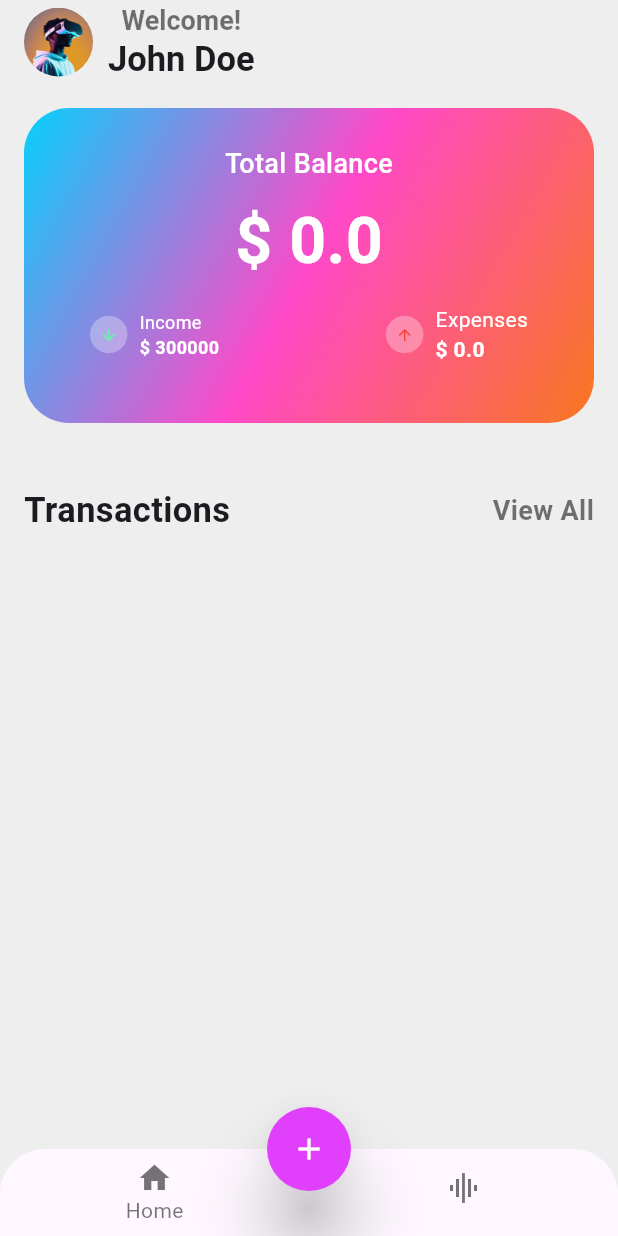
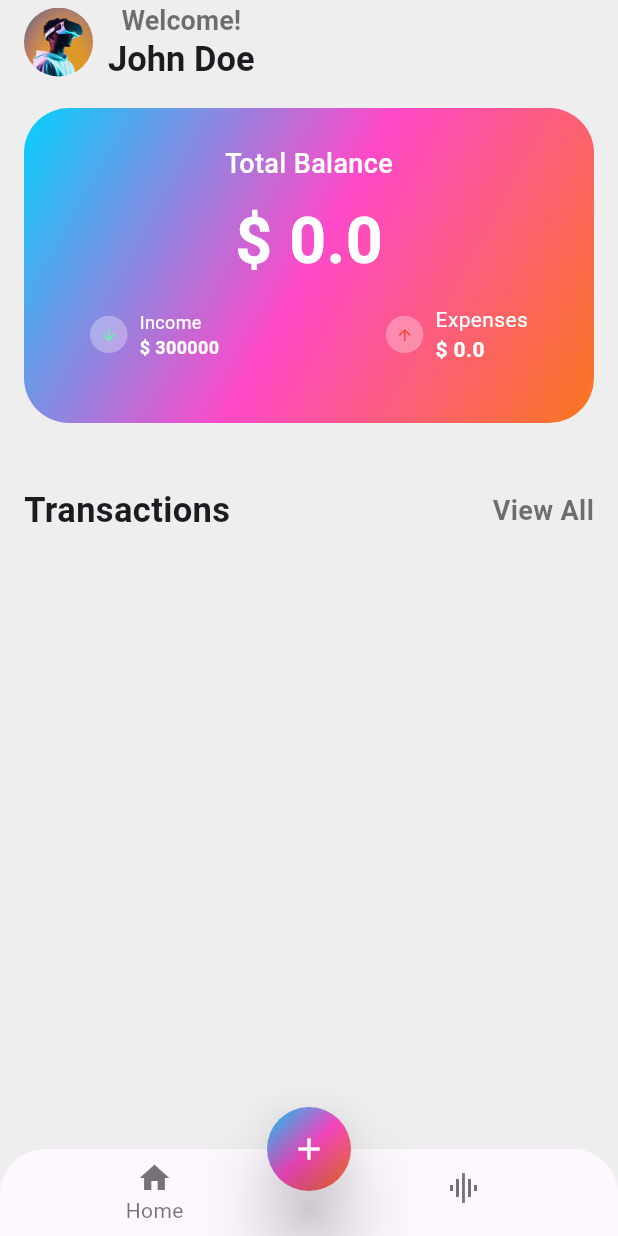
Before and after one commit to mithun205/Ex, a Flutter app: the screen it shows after launch, on a phone screen of 412 x 824 dp. Run offline on Flutter 3.47's test engine with Material 3 defaults, Android fonts, the phone set to English and light mode, and no system bars; our stand-ins replace flutter_slidable, shared_preferences.

Commit message:
main.dart

```diff
--- a/lib/main.dart
+++ b/lib/main.dart
@@ -19,6 +19,7 @@ class ExpenseTrackerApp extends StatelessWidget {
   }
 }
 
+
 class HomePage extends StatefulWidget {
   const HomePage({super.key});
 
@@ -29,6 +30,8 @@ class HomePage extends StatefulWidget {
 class _HomePageState extends State<HomePage> {
   List<Map<String, dynamic>> _expenses = [];
   double _totalExpenses = 0;
+
+
 
   @override
   void initState() {
@@ -312,16 +315,32 @@ class _HomePageState extends State<HomePage> {
         ],
       ),
 
-      floatingActionButton: FloatingActionButton(
-        elevation: 20,
-        shape: CircleBorder(),
-        backgroundColor: Colors.purpleAccent,
+      floatingActionButton: Container(
+  height: 56.0,
+  width: 56.0,
+  decoration: BoxDecoration(
+    shape: BoxShape.circle,
+    gradient: const LinearGradient(
+      colors: [
+        Color.fromARGB(255, 5, 208, 253),
+        Color.fromARGB(255, 255, 73, 200),
+        Color.fromARGB(255, 249, 118, 30)
+      ],
+      begin: Alignment.topLeft,
+      end: Alignment.bottomRight,
+    ),
+  ),
+  child: FloatingActionButton(
+    elevation: 20,  // Remove shadow to make gradient more prominent
+    backgroundColor: Colors.transparent,  // Transparent to show gradient
     onPressed: _navigateToAddExpensePage,
     child: const Icon(
       Icons.add,
       color: Colors.white,
     ),
   ),
+),
+
       floatingActionButtonLocation: FloatingActionButtonLocation.centerDocked,
       floatingActionButtonAnimator: FloatingActionButtonAnimator.scaling,
 
```
Lines whose indentation alone changed are shown as unchanged.
